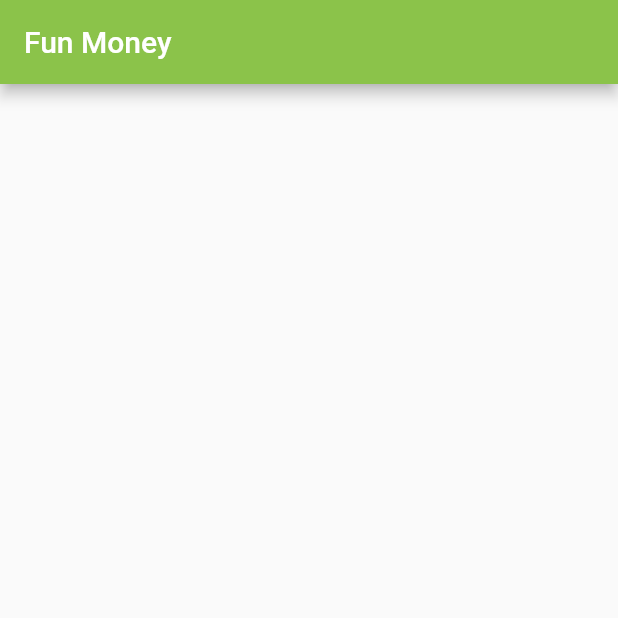
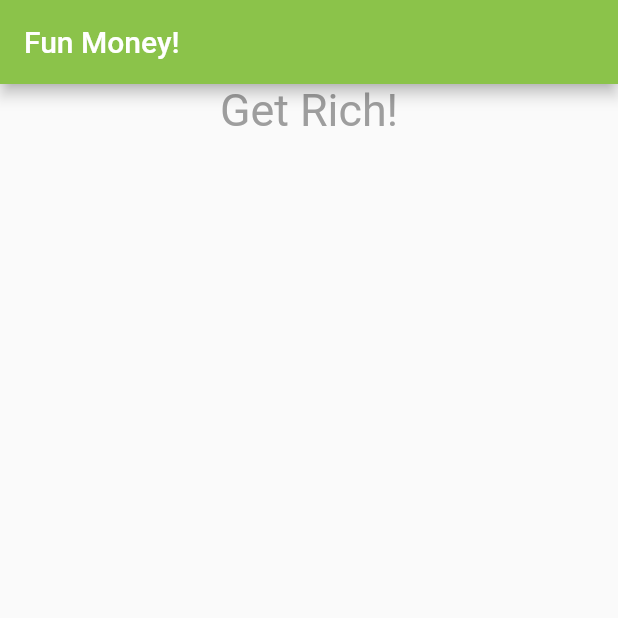
Before and after one commit to ArmardB/Simple-Flutter-Counter-App, a Flutter app: the screen it shows after launch, on a phone screen of 412 x 824 dp, the top half of it. Run offline on Flutter 3.47's test engine with Material 2 defaults, Android fonts, the phone set to English and light mode, and no system bars.

Commit message:
Add heading test

```diff
--- a/lib/ui/fun_money.dart
+++ b/lib/ui/fun_money.dart
@@ -6,8 +6,6 @@ class FunMoney extends StatefulWidget {
     return new FunMoneyState();
   }
 
-
-
 }
 
 class FunMoneyState extends State<FunMoney> {
@@ -15,8 +13,20 @@ class FunMoneyState extends State<FunMoney> {
   Widget build(BuildContext context) {
     return new Scaffold(
       appBar: new AppBar(
-        title: new Text('Fun Money'),
+        title: new Text('Fun Money!'),
         backgroundColor: Colors.lightGreen,
+      ),
+      body: new Container(
+        child: new Column(
+          children: <Widget>[
+            new Center(
+                child: new Text("Get Rich!",
+                  style: new TextStyle(color: Colors.grey, fontWeight: FontWeight.w400, fontSize: 29.9)),
+            ),
+
+
+          ],
+        ),
       ),
     );
   }
```
